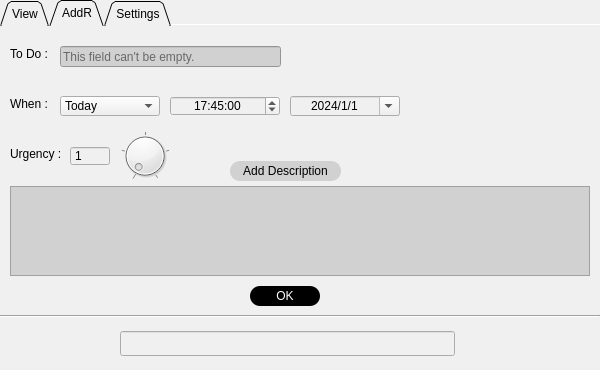
First picture: the form in mainwindow.ui, repository Nischall01/SimpleTo_Do-GUI, before the edit.
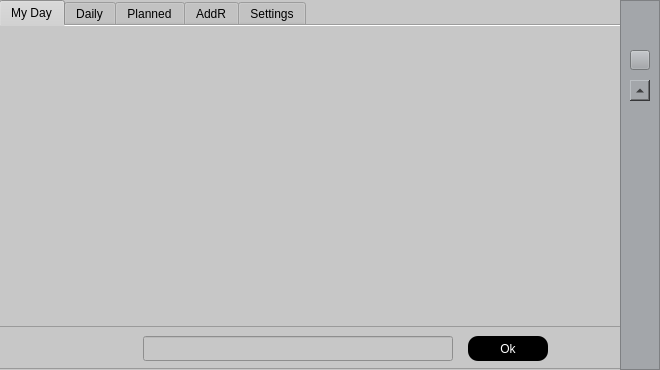
Second picture: the form after the edit. Icons and pictures are not drawn.

The edit to the form file:
```diff
--- a/mainwindow.ui
+++ b/mainwindow.ui
@@ -9,19 +9,19 @@
    <rect>
     <x>0</x>
     <y>0</y>
-    <width>600</width>
+    <width>660</width>
     <height>370</height>
    </rect>
   </property>
   <property name="minimumSize">
    <size>
-    <width>600</width>
+    <width>660</width>
     <height>370</height>
    </size>
   </property>
   <property name="maximumSize">
    <size>
-    <width>600</width>
+    <width>660</width>
     <height>370</height>
    </size>
   </property>
@@ -35,12 +35,18 @@
    <property name="enabled">
     <bool>true</bool>
    </property>
+   <property name="styleSheet">
+    <string notr="true"/>
+   </property>
    <widget class="QTabWidget" name="tabWidget">
+    <property name="enabled">
+     <bool>true</bool>
+    </property>
     <property name="geometry">
      <rect>
-      <x>0</x>
+      <x>-1</x>
       <y>0</y>
-      <width>600</width>
+      <width>623</width>
       <height>370</height>
      </rect>
     </property>
@@ -54,18 +60,19 @@
      <bool>false</bool>
     </property>
     <property name="styleSheet">
-     <string notr="true">background-color: rgb(240, 240, 240);
+     <string notr="true">background-color: rgb(199, 199, 199);
 color: rgb(0, 0, 0);
+
 </string>
     </property>
     <property name="tabPosition">
      <enum>QTabWidget::North</enum>
     </property>
     <property name="tabShape">
-     <enum>QTabWidget::Triangular</enum>
+     <enum>QTabWidget::Rounded</enum>
     </property>
     <property name="currentIndex">
-     <number>1</number>
+     <number>0</number>
     </property>
     <property name="documentMode">
      <bool>true</bool>
@@ -74,27 +81,137 @@
      <bool>false</bool>
     </property>
     <property name="movable">
-     <bool>true</bool>
+     <bool>false</bool>
     </property>
     <property name="tabBarAutoHide">
-     <bool>true</bool>
+     <bool>false</bool>
     </property>
-    <widget class="QWidget" name="View">
+    <widget class="QWidget" name="MyDay">
+     <property name="baseSize">
+      <size>
+       <width>0</width>
+       <height>3</height>
+      </size>
+     </property>
+     <property name="whatsThis">
+      <string/>
+     </property>
+     <property name="accessibleName">
+      <string/>
+     </property>
      <attribute name="title">
-      <string>View</string>
+      <string>My Day</string>
      </attribute>
-     <widget class="QTextEdit" name="textEdit">
+     <widget class="QFrame" name="frame_3">
       <property name="geometry">
        <rect>
         <x>-1</x>
-        <y>0</y>
-        <width>601</width>
-        <height>342</height>
+        <y>300</y>
+        <width>623</width>
+        <height>43</height>
        </rect>
+      </property>
+      <property name="frameShape">
+       <enum>QFrame::StyledPanel</enum>
+      </property>
+      <property name="frameShadow">
+       <enum>QFrame::Raised</enum>
+      </property>
+      <widget class="QLineEdit" name="lineEdit_todaysTask">
+       <property name="geometry">
+        <rect>
+         <x>145</x>
+         <y>10</y>
+         <width>310</width>
+         <height>25</height>
+        </rect>
+       </property>
+       <property name="styleSheet">
+        <string notr="true"/>
+       </property>
+       <property name="clearButtonEnabled">
+        <bool>true</bool>
+       </property>
+      </widget>
+      <widget class="QPushButton" name="pushButton_ok">
+       <property name="geometry">
+        <rect>
+         <x>470</x>
+         <y>10</y>
+         <width>80</width>
+         <height>25</height>
+        </rect>
+       </property>
+       <property name="styleSheet">
+        <string notr="true">background-color: rgb(0, 0, 0);
+color: rgb(255, 255, 255);
+border-radius: 10px;</string>
+       </property>
+       <property name="text">
+        <string>Ok</string>
+       </property>
+       <property name="shortcut">
+        <string>Return</string>
+       </property>
+      </widget>
+     </widget>
+     <widget class="QTableView" name="tableView_myday">
+      <property name="geometry">
+       <rect>
+        <x>-1</x>
+        <y>-1</y>
+        <width>623</width>
+        <height>302</height>
+       </rect>
+      </property>
+     </widget>
+    </widget>
+    <widget class="QWidget" name="Daily">
+     <attribute name="title">
+      <string>Daily</string>
+     </attribute>
+     <widget class="QTableView" name="tableView_daily">
+      <property name="geometry">
+       <rect>
+        <x>0</x>
+        <y>-1</y>
+        <width>623</width>
+        <height>344</height>
+       </rect>
+      </property>
+     </widget>
+    </widget>
+    <widget class="QWidget" name="Planned">
+     <attribute name="title">
+      <string>Planned</string>
+     </attribute>
+     <widget class="QTableView" name="tableView_planned">
+      <property name="geometry">
+       <rect>
+        <x>0</x>
+        <y>-1</y>
+        <width>622</width>
+        <height>344</height>
+       </rect>
+      </property>
+      <property name="autoFillBackground">
+       <bool>true</bool>
+      </property>
+      <property name="styleSheet">
+       <string notr="true"/>
+      </property>
+      <property name="frameShape">
+       <enum>QFrame::StyledPanel</enum>
+      </property>
+      <property name="frameShadow">
+       <enum>QFrame::Sunken</enum>
       </property>
      </widget>
     </widget>
     <widget class="QWidget" name="AddR">
+     <property name="enabled">
+      <bool>true</bool>
+     </property>
      <property name="font">
       <font>
        <bold>false</bold>
@@ -108,12 +225,15 @@
       <string>AddR</string>
      </attribute>
      <widget class="QLineEdit" name="to_do">
+      <property name="enabled">
+       <bool>true</bool>
+      </property>
       <property name="geometry">
        <rect>
         <x>60</x>
         <y>20</y>
-        <width>221</width>
-        <height>21</height>
+        <width>220</width>
+        <height>20</height>
        </rect>
       </property>
       <property name="font">
@@ -326,7 +446,7 @@
        <date>
         <year>9999</year>
         <month>12</month>
-        <day>9</day>
+        <day>24</day>
        </date>
       </property>
       <property name="displayFormat">
@@ -498,6 +618,9 @@
       </property>
      </widget>
      <widget class="QPushButton" name="pushButton_addDesc">
+      <property name="enabled">
+       <bool>false</bool>
+      </property>
       <property name="geometry">
        <rect>
         <x>230</x>
@@ -553,7 +676,7 @@
        <rect>
         <x>10</x>
         <y>160</y>
-        <width>580</width>
+        <width>600</width>
         <height>90</height>
        </rect>
       </property>
@@ -577,83 +700,6 @@
        <set>QTextEdit::AutoBulletList</set>
       </property>
      </widget>
-     <widget class="QPushButton" name="pushButton_light">
-      <property name="enabled">
-       <bool>true</bool>
-      </property>
-      <property name="geometry">
-       <rect>
-        <x>570</x>
-        <y>10</y>
-        <width>20</width>
-        <height>20</height>
-       </rect>
-      </property>
-      <property name="styleSheet">
-       <string notr="true">border-radius: 30%;</string>
-      </property>
-      <property name="text">
-       <string/>
-      </property>
-      <property name="icon">
-       <iconset>
-        <normaloff>C:/Users/Nischal/Downloads/brightness.png</normaloff>C:/Users/Nischal/Downloads/brightness.png</iconset>
-      </property>
-      <property name="shortcut">
-       <string>Shift+M</string>
-      </property>
-      <property name="autoDefault">
-       <bool>false</bool>
-      </property>
-      <property name="default">
-       <bool>true</bool>
-      </property>
-     </widget>
-     <widget class="QPushButton" name="pushButton_dark">
-      <property name="geometry">
-       <rect>
-        <x>570</x>
-        <y>10</y>
-        <width>20</width>
-        <height>20</height>
-       </rect>
-      </property>
-      <property name="styleSheet">
-       <string notr="true">border-radius: 30%;</string>
-      </property>
-      <property name="text">
-       <string/>
-      </property>
-      <property name="icon">
-       <iconset>
-        <normaloff>C:/Users/Nischal/Downloads/night-mode.png</normaloff>C:/Users/Nischal/Downloads/night-mode.png</iconset>
-      </property>
-      <property name="iconSize">
-       <size>
-        <width>20</width>
-        <height>20</height>
-       </size>
-      </property>
-      <property name="default">
-       <bool>false</bool>
-      </property>
-     </widget>
-     <zorder>pushButton_light</zorder>
-     <zorder>pushButton_dark</zorder>
-     <zorder>to_do</zorder>
-     <zorder>Result</zorder>
-     <zorder>timeEdit</zorder>
-     <zorder>label_To_Do</zorder>
-     <zorder>pushButton_OK</zorder>
-     <zorder>label_When</zorder>
-     <zorder>dateEdit</zorder>
-     <zorder>line</zorder>
-     <zorder>comboBox_day</zorder>
-     <zorder>label_Urgency</zorder>
-     <zorder>spinBox_urgency</zorder>
-     <zorder>dial_urgency</zorder>
-     <zorder>pushButton_addDesc</zorder>
-     <zorder>to_do_Desc</zorder>
     </widget>
     <widget class="QWidget" name="Settings">
      <attribute name="title">
@@ -927,6 +973,144 @@
      </widget>
     </widget>
    </widget>
+   <widget class="QFrame" name="sideBar">
+    <property name="geometry">
+     <rect>
+      <x>620</x>
+      <y>0</y>
+      <width>40</width>
+      <height>370</height>
+     </rect>
+    </property>
+    <property name="styleSheet">
+     <string notr="true">background-color: rgb(163, 166, 170);</string>
+    </property>
+    <property name="frameShape">
+     <enum>QFrame::StyledPanel</enum>
+    </property>
+    <property name="frameShadow">
+     <enum>QFrame::Raised</enum>
+    </property>
+    <widget class="QPushButton" name="pushButton_add">
+     <property name="geometry">
+      <rect>
+       <x>10</x>
+       <y>50</y>
+       <width>20</width>
+       <height>20</height>
+      </rect>
+     </property>
+     <property name="maximumSize">
+      <size>
+       <width>16777215</width>
+       <height>16777215</height>
+      </size>
+     </property>
+     <property name="styleSheet">
+      <string notr="true"/>
+     </property>
+     <property name="text">
+      <string/>
+     </property>
+     <property name="icon">
+      <iconset>
+       <normaloff>../build-SimpleTo_Do-GUI--Desktop_Qt_6_6_0_MinGW_64_bit-Debug/plus.png</normaloff>../build-SimpleTo_Do-GUI--Desktop_Qt_6_6_0_MinGW_64_bit-Debug/plus.png</iconset>
+     </property>
+    </widget>
+    <widget class="QPushButton" name="pushButton_dark">
+     <property name="geometry">
+      <rect>
+       <x>10</x>
+       <y>20</y>
+       <width>20</width>
+       <height>20</height>
+      </rect>
+     </property>
+     <property name="styleSheet">
+      <string notr="true">border-radius: 3px;</string>
+     </property>
+     <property name="text">
+      <string/>
+     </property>
+     <property name="icon">
+      <iconset>
+       <normaloff>../build-SimpleTo_Do-GUI--Desktop_Qt_6_6_0_MinGW_64_bit-Debug/night-mode.png</normaloff>../build-SimpleTo_Do-GUI--Desktop_Qt_6_6_0_MinGW_64_bit-Debug/night-mode.png</iconset>
+     </property>
+     <property name="iconSize">
+      <size>
+       <width>20</width>
+       <height>20</height>
+      </size>
+     </property>
+     <property name="shortcut">
+      <string/>
+     </property>
+     <property name="default">
+      <bool>false</bool>
+     </property>
+    </widget>
+    <widget class="QPushButton" name="pushButton_light">
+     <property name="enabled">
+      <bool>true</bool>
+     </property>
+     <property name="geometry">
+      <rect>
+       <x>10</x>
+       <y>20</y>
+       <width>20</width>
+       <height>20</height>
+      </rect>
+     </property>
+     <property name="styleSheet">
+      <string notr="true">border-radius: 30%;</string>
+     </property>
+     <property name="text">
+      <string/>
+     </property>
+     <property name="icon">
+      <iconset>
+       <normaloff>../build-SimpleTo_Do-GUI--Desktop_Qt_6_6_0_MinGW_64_bit-Debug/brightness.png</normaloff>../build-SimpleTo_Do-GUI--Desktop_Qt_6_6_0_MinGW_64_bit-Debug/brightness.png</iconset>
+     </property>
+     <property name="shortcut">
+      <string/>
+     </property>
+     <property name="autoDefault">
+      <bool>false</bool>
+     </property>
+     <property name="default">
+      <bool>true</bool>
+     </property>
+    </widget>
+    <widget class="QToolButton" name="toolButton">
+     <property name="geometry">
+      <rect>
+       <x>10</x>
+       <y>80</y>
+       <width>20</width>
+       <height>21</height>
+      </rect>
+     </property>
+     <property name="text">
+      <string>...</string>
+     </property>
+     <property name="popupMode">
+      <enum>QToolButton::DelayedPopup</enum>
+     </property>
+     <property name="toolButtonStyle">
+      <enum>Qt::ToolButtonIconOnly</enum>
+     </property>
+     <property name="autoRaise">
+      <bool>false</bool>
+     </property>
+     <property name="arrowType">
+      <enum>Qt::UpArrow</enum>
+     </property>
+    </widget>
+    <zorder>pushButton_light</zorder>
+    <zorder>pushButton_add</zorder>
+    <zorder>pushButton_dark</zorder>
+    <zorder>toolButton</zorder>
+   </widget>
   </widget>
  </widget>
  <resources/>
```
Left out of the diff: 25 changed lines with no effect on the pictures.
